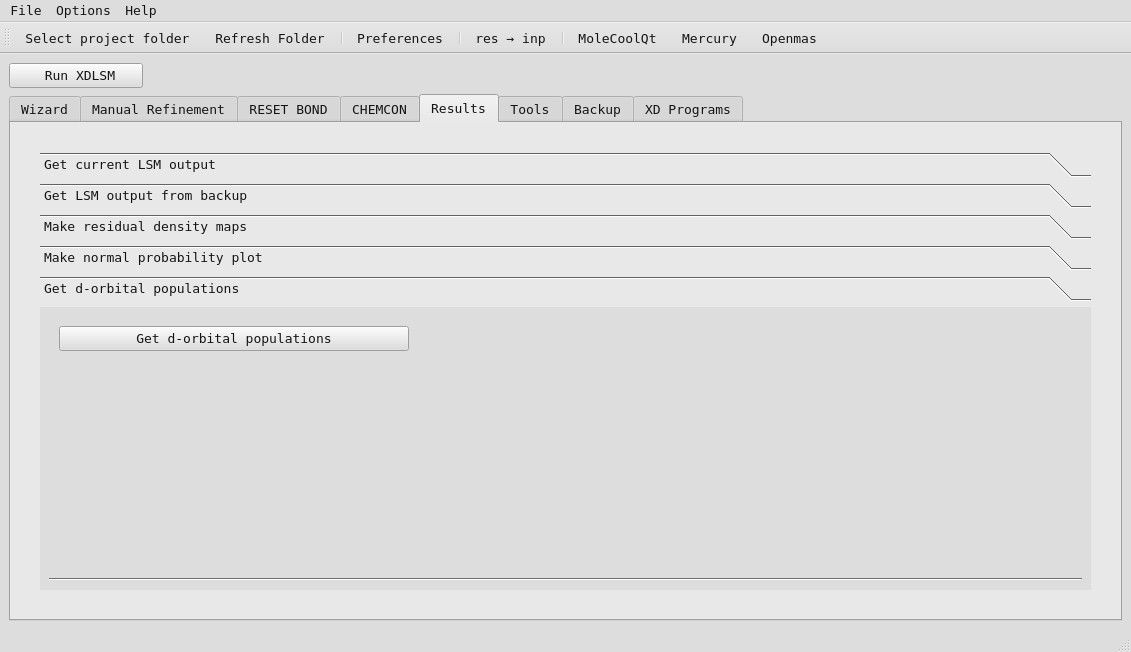
First picture: the form in src/xdcool.ui, repository mcrav/XDToolkit, before the edit.
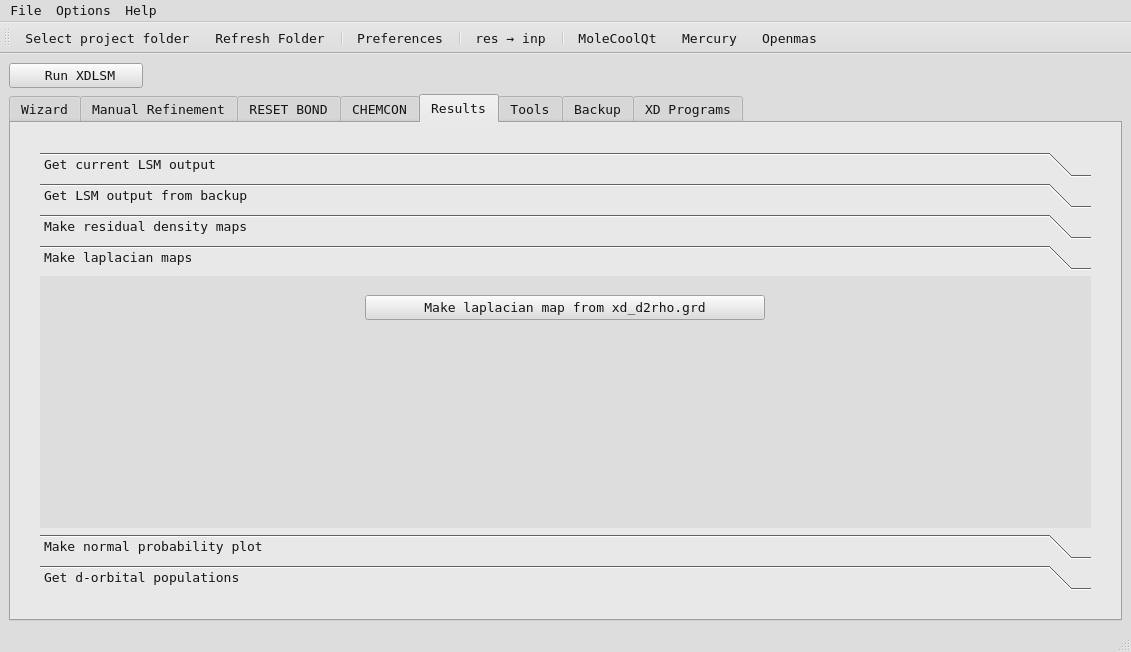
Second picture: the form after the edit. The open tabs and pages were chosen to show the change. Icons and pictures are not drawn.

What changed in the file:
```diff
--- a/src/xdcool.ui
+++ b/src/xdcool.ui
@@ -2849,7 +2849,7 @@
           <item>
            <widget class="QToolBox" name="resToolbox">
             <property name="currentIndex">
-             <number>4</number>
+             <number>3</number>
             </property>
             <widget class="QWidget" name="page_18">
              <property name="geometry">
@@ -3163,6 +3163,55 @@
               </item>
              </layout>
             </widget>
+            <widget class="QWidget" name="page_2">
+             <attribute name="label">
+              <string>Make laplacian maps</string>
+             </attribute>
+             <layout class="QGridLayout" name="gridLayout_11">
+              <item row="0" column="0">
+               <layout class="QVBoxLayout" name="verticalLayout_7">
+                <property name="leftMargin">
+                 <number>10</number>
+                </property>
+                <property name="topMargin">
+                 <number>10</number>
+                </property>
+                <property name="rightMargin">
+                 <number>10</number>
+                </property>
+                <property name="bottomMargin">
+                 <number>10</number>
+                </property>
+                <item>
+                 <widget class="QPushButton" name="lapGrdBut">
+                  <property name="maximumSize">
+                   <size>
+                    <width>400</width>
+                    <height>16777215</height>
+                   </size>
+                  </property>
+                  <property name="text">
+                   <string>Make laplacian map from xd_d2rho.grd</string>
+                  </property>
+                 </widget>
+                </item>
+                <item>
+                 <spacer name="verticalSpacer">
+                  <property name="orientation">
+                   <enum>Qt::Vertical</enum>
+                  </property>
+                  <property name="sizeHint" stdset="0">
+                   <size>
+                    <width>20</width>
+                    <height>40</height>
+                   </size>
+                  </property>
+                 </spacer>
+                </item>
+               </layout>
+              </item>
+             </layout>
+            </widget>
             <widget class="QWidget" name="page">
              <property name="geometry">
               <rect>
@@ -3232,8 +3281,8 @@
               <rect>
                <x>0</x>
                <y>0</y>
-               <width>411</width>
-               <height>107</height>
+               <width>1051</width>
+               <height>289</height>
               </rect>
              </property>
              <attribute name="label">
```
Left out of the diff: 18 changed lines with no effect on the pictures.
